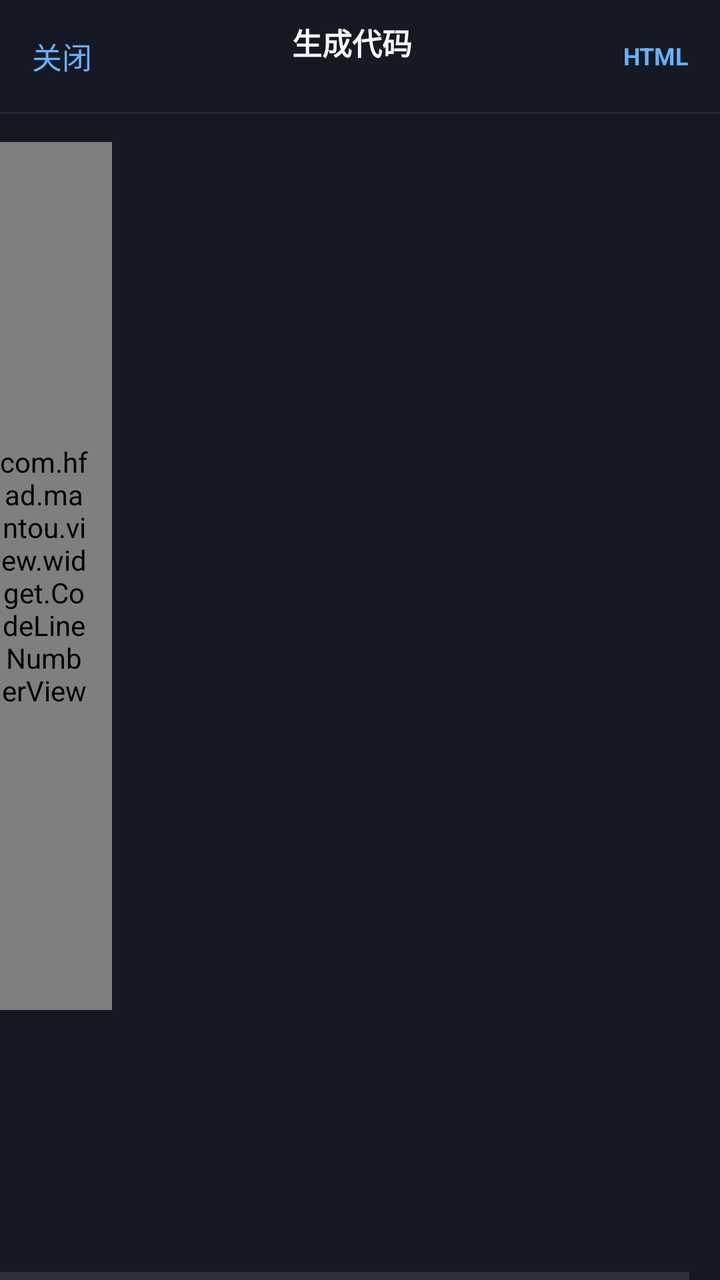
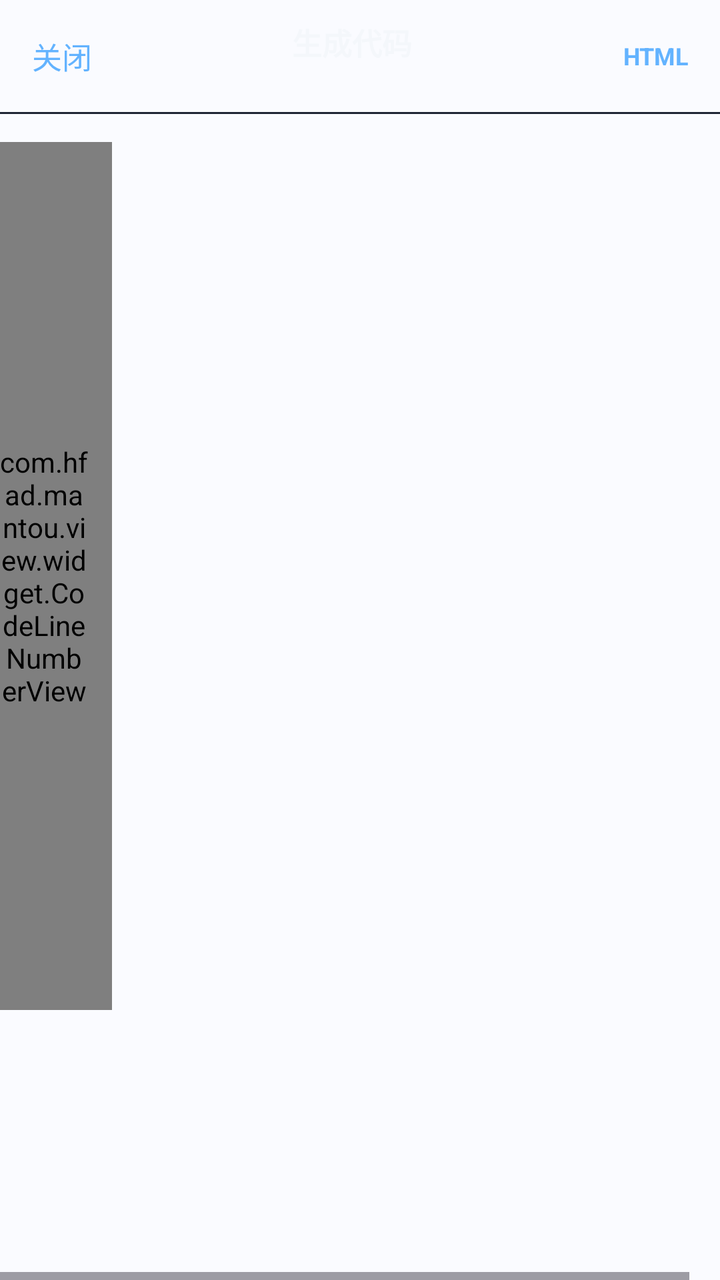

Before-and-after screenshots of an Android layout around one commit, followed by the original layout XML and the change that was made.
<!-- AndroidManifest.xml: application theme Theme.ManTou -->
<!-- res/layout/dialog_generate_code_editor.xml -->
<?xml version="1.0" encoding="utf-8"?>
<androidx.constraintlayout.widget.ConstraintLayout
    xmlns:android="http://schemas.android.com/apk/res/android"
    xmlns:app="http://schemas.android.com/apk/res-auto"
    android:layout_width="match_parent"
    android:layout_height="match_parent"
    android:background="@color/mt_generate_surface">

    <LinearLayout
        android:id="@+id/codeEditorToolbar"
        android:layout_width="0dp"
        android:layout_height="56dp"
        android:gravity="center_vertical"
        android:orientation="horizontal"
        android:paddingStart="16dp"
        android:paddingEnd="16dp"
        app:layout_constraintEnd_toEndOf="parent"
        app:layout_constraintStart_toStartOf="parent"
        app:layout_constraintTop_toTopOf="parent">

        <TextView
            android:id="@+id/btnCloseCodeEditor"
            android:layout_width="wrap_content"
            android:layout_height="match_parent"
            android:gravity="center"
            android:paddingEnd="18dp"
            android:text="关闭"
            android:textColor="@color/mt_generate_accent"
            android:textSize="15sp" />

        <LinearLayout
            android:layout_width="0dp"
            android:layout_height="wrap_content"
            android:layout_weight="1"
            android:orientation="vertical">

            <TextView
                android:id="@+id/tvCodeEditorTitle"
                android:layout_width="match_parent"
                android:layout_height="wrap_content"
                android:ellipsize="middle"
                android:gravity="center"
                android:maxLines="1"
                android:text="生成代码"
                android:textColor="@color/mt_generate_text"
                android:textSize="15sp"
                android:textStyle="bold" />

            <TextView
                android:id="@+id/tvCodeEditorStatus"
                android:layout_width="match_parent"
                android:layout_height="wrap_content"
                android:ellipsize="end"
                android:gravity="center"
                android:maxLines="1"
                android:textColor="@color/mt_generate_line"
                android:textSize="10sp" />

        </LinearLayout>

        <TextView
            android:id="@+id/tvCodeEditorLanguage"
            android:layout_width="56dp"
            android:layout_height="wrap_content"
            android:gravity="end"
            android:text="HTML"
            android:textColor="@color/mt_generate_accent"
            android:textSize="12sp"
            android:textStyle="bold" />

    </LinearLayout>

    <View
        android:id="@+id/codeEditorDivider"
        android:layout_width="0dp"
        android:layout_height="1dp"
        android:background="@color/mt_generate_surface_soft"
        app:layout_constraintEnd_toEndOf="parent"
        app:layout_constraintStart_toStartOf="parent"
        app:layout_constraintTop_toBottomOf="@id/codeEditorToolbar" />

    <ScrollView
        android:id="@+id/codeEditorVerticalScroll"
        android:layout_width="0dp"
        android:layout_height="0dp"
        android:fillViewport="true"
        android:overScrollMode="never"
        app:layout_constraintBottom_toBottomOf="parent"
        app:layout_constraintEnd_toEndOf="parent"
        app:layout_constraintStart_toStartOf="parent"
        app:layout_constraintTop_toBottomOf="@id/codeEditorDivider">

        <HorizontalScrollView
            android:id="@+id/codeEditorHorizontalScroll"
            android:layout_width="wrap_content"
            android:layout_height="wrap_content"
            android:fillViewport="true"
            android:overScrollMode="never">

            <LinearLayout
                android:layout_width="wrap_content"
                android:layout_height="wrap_content"
                android:minHeight="480dp"
                android:orientation="horizontal"
                android:paddingTop="14dp"
                android:paddingBottom="32dp">

                <com.hfad.mantou.view.widget.CodeLineNumberView
                    android:id="@+id/tvCodeEditorLines"
                    android:layout_width="56dp"
                    android:layout_height="match_parent"
                    android:fontFamily="monospace"
                    android:gravity="end"
                    android:includeFontPadding="false"
                    android:paddingEnd="12dp"
                    android:textColor="@color/mt_generate_line"
                    android:textIsSelectable="false"
                    android:textSize="12sp" />

                <TextView
                    android:id="@+id/tvCodeEditorContent"
                    android:layout_width="wrap_content"
                    android:layout_height="wrap_content"
                    android:minWidth="320dp"
                    android:fontFamily="monospace"
                    android:includeFontPadding="false"
                    android:lineSpacingExtra="3dp"
                    android:paddingEnd="24dp"
                    android:textColor="@color/mt_generate_code"
                    android:textIsSelectable="true"
                    android:textSize="12sp" />

            </LinearLayout>

        </HorizontalScrollView>

    </ScrollView>

</androidx.constraintlayout.widget.ConstraintLayout>
<!-- resources referenced by this layout -->
<resources>
  <color name="mt_generate_accent">#63B3FF</color>
  <color name="mt_generate_code">#C7F9CC</color>
  <color name="mt_generate_line">#687386</color>
  <color name="mt_generate_surface">#151923</color>
  <color name="mt_generate_surface_soft">#202635</color>
  <color name="mt_generate_text">#F4F7FB</color>
  <style name="Theme.ManTou" parent="Base.Theme.ManTou" />
  <color name="mt_primary">#2F80ED</color>
  <color name="mt_on_primary">#FFFFFF</color>
  <color name="mt_surface_blue">#EAF3FF</color>
  <color name="mt_primary_dark">#1F5FBF</color>
  <color name="mt_surface">#FFFFFF</color>
  <color name="mt_text_primary">#202535</color>
  <color name="mt_surface_soft">#F5F8FE</color>
  <color name="mt_text_secondary">#7A8496</color>
  <color name="mt_background">#FAFBFF</color>
  <color name="mt_outline">#E2E8F3</color>
  <color name="mt_error">#E65353</color>
  <style name="ThemeOverlay.ManTou.GlassAlertDialog" parent="ThemeOverlay.ManTou.GlassAlertDialog.Base" />
  <style name="ThemeOverlay.ManTou.GlassAlertDialog.Base" parent="ThemeOverlay.Material3.MaterialAlertDialog">
          <item name="android:windowBackground">@drawable/bg_dialog_glass</item>
          <item name="android:colorBackgroundFloating">@color/mt_dialog_glass</item>
          <item name="android:backgroundDimEnabled">true</item>
          <item name="android:backgroundDimAmount">0.28</item>
          <item name="backgroundTint">@android:color/transparent</item>
          <item name="backgroundInsetStart">24dp</item>
          <item name="backgroundInsetEnd">24dp</item>
          <item name="backgroundInsetTop">24dp</item>
          <item name="backgroundInsetBottom">24dp</item>
          <item name="colorSurface">@color/mt_dialog_glass</item>
          <item name="shapeAppearanceOverlay">@style/ShapeAppearance.ManTou.Dialog</item>
          <item name="android:windowAnimationStyle">@style/MtDialogAnimation</item>
      </style>
  <!-- drawable bg_dialog_glass (drawable) -->
  <?xml version="1.0" encoding="utf-8"?>
  <shape xmlns:android="http://schemas.android.com/apk/res/android"
      android:shape="rectangle">
      <solid android:color="@color/mt_dialog_glass" />
      <corners android:radius="24dp" />
      <stroke
          android:width="1dp"
          android:color="@color/mt_dialog_glass_stroke" />
  </shape>
  <color name="mt_dialog_glass">#EFFFFFFF</color>
  <style name="ShapeAppearance.ManTou.Dialog" parent="">
          <item name="cornerFamily">rounded</item>
          <item name="cornerSize">24dp</item>
      </style>
  <style name="MtDialogAnimation" parent="">
          <item name="android:windowEnterAnimation">@anim/dialog_fade_in</item>
          <item name="android:windowExitAnimation">@anim/dialog_fade_out</item>
      </style>
  <color name="mt_dialog_glass_stroke">#B8FFFFFF</color>
  <!-- unchanged entries left out for length: 1 -->
</resources>

<!-- the commit's change to res/layout/dialog_generate_code_editor.xml (unified diff, before → after) -->
@@ -4,7 +4,8 @@
     xmlns:app="http://schemas.android.com/apk/res-auto"
     android:layout_width="match_parent"
     android:layout_height="match_parent"
-    android:background="@color/mt_generate_surface">
+    android:background="@android:color/transparent"
+    android:tag="glass:sheet">
 
     <LinearLayout
         android:id="@+id/codeEditorToolbar"
@@ -14,6 +15,7 @@
         android:orientation="horizontal"
         android:paddingStart="16dp"
         android:paddingEnd="16dp"
+        android:tag="glass:toolbar"
         app:layout_constraintEnd_toEndOf="parent"
         app:layout_constraintStart_toStartOf="parent"
         app:layout_constraintTop_toTopOf="parent">
@@ -25,6 +27,7 @@
             android:gravity="center"
             android:paddingEnd="18dp"
             android:text="关闭"
+            android:tag="glass:button"
             android:textColor="@color/mt_generate_accent"
             android:textSize="15sp" />
 
@@ -85,6 +88,7 @@
         android:layout_height="0dp"
         android:fillViewport="true"
         android:overScrollMode="never"
+        android:tag="glass:panel"
         app:layout_constraintBottom_toBottomOf="parent"
         app:layout_constraintEnd_toEndOf="parent"
         app:layout_constraintStart_toStartOf="parent"
<!-- resource entries referenced after the edit -->
@@ -3,7 +3,6 @@
   <color name="mt_generate_accent">#63B3FF</color>
   <color name="mt_generate_code">#C7F9CC</color>
   <color name="mt_generate_line">#687386</color>
-  <color name="mt_generate_surface">#151923</color>
   <color name="mt_generate_surface_soft">#202635</color>
   <color name="mt_generate_text">#F4F7FB</color>
   <style name="Theme.ManTou" parent="Base.Theme.ManTou" />
